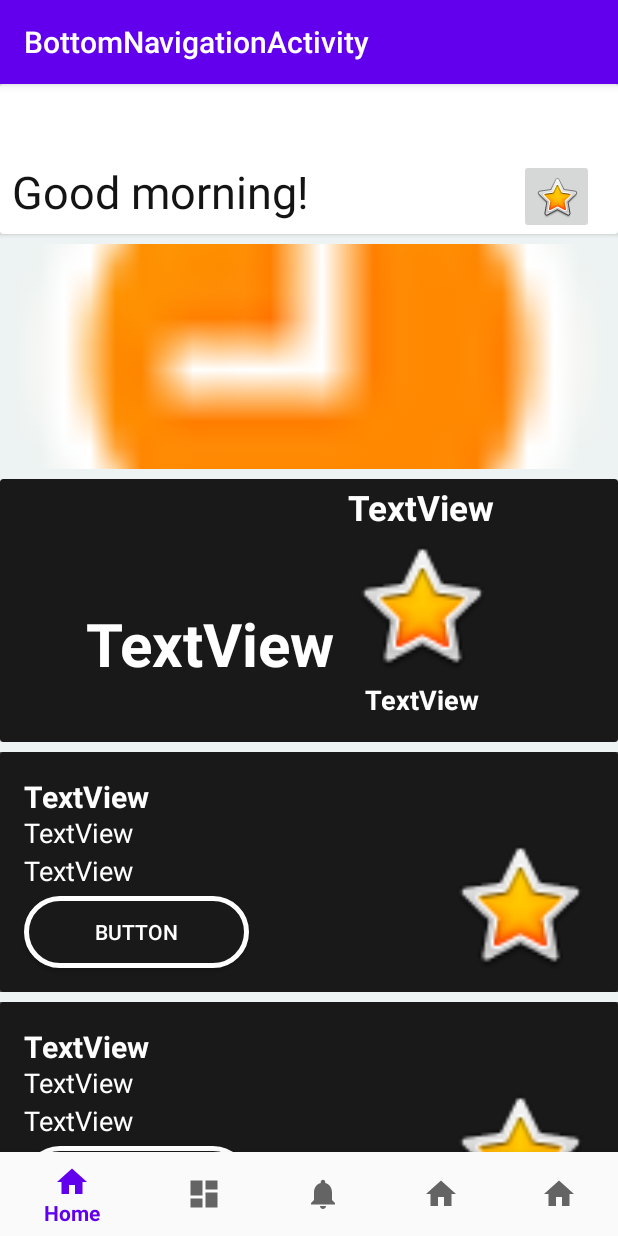
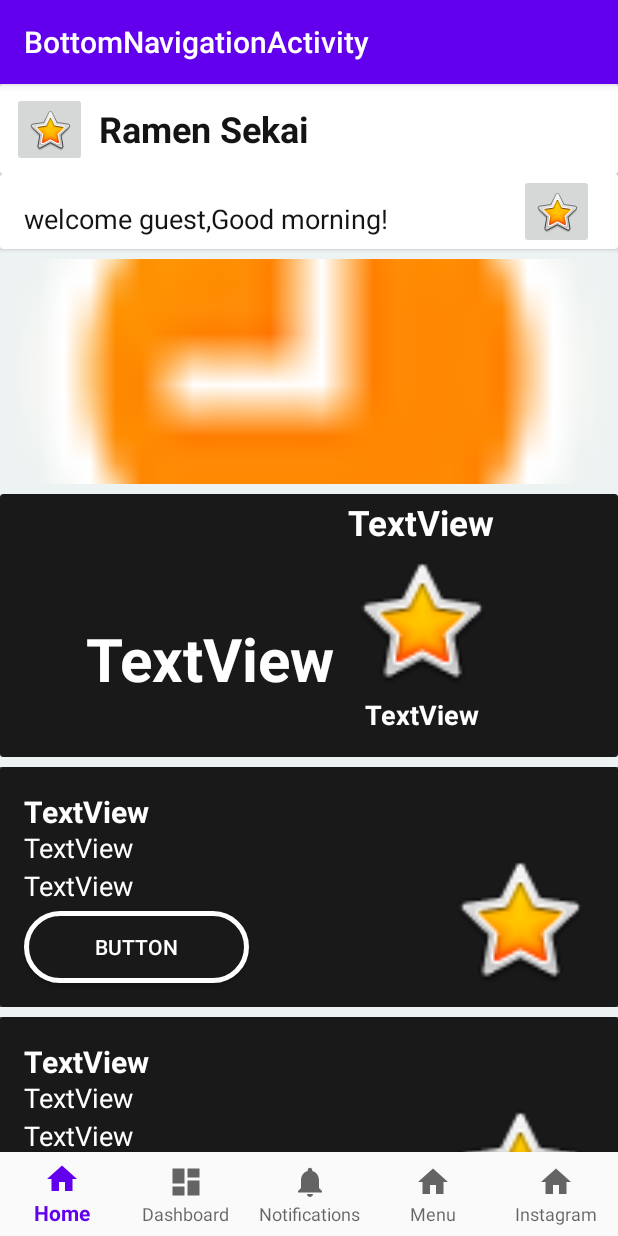
Before and after one commit to micoinfante/tsumugiya, an Android app: the screen it shows after launch (BottomNavigationActivity), on a phone screen of 412 x 824 dp. Run offline under Robolectric (Android 15) with nearby library versions, the phone set to English and light mode, and no system bars; our stand-ins replace Firebase (no records; nobody signed in at launch, a user with empty details on screens opened directly), navigation-ui; 1 statement that could not run was skipped.

```diff
--- a/app/src/main/java/com/ortech/shopapp/HomeScreen.kt
+++ b/app/src/main/java/com/ortech/shopapp/HomeScreen.kt
@@ -5,7 +5,6 @@ import android.util.Log
 import android.view.LayoutInflater
 import android.view.View
 import android.view.ViewGroup
-import androidx.appcompat.app.AppCompatActivity
 import androidx.fragment.app.Fragment
 import androidx.recyclerview.widget.LinearLayoutManager
 import androidx.recyclerview.widget.RecyclerView
@@ -13,7 +12,7 @@ import com.google.firebase.firestore.ktx.firestore
 import com.google.firebase.ktx.Firebase
 import com.ortech.shopapp.Adapters.HomeScreenAdapter
 import com.ortech.shopapp.Views.TopSpacingDecoration
-import kotlinx.android.synthetic.main.fragment_home.*
+import kotlinx.android.synthetic.main.activity_home_screen.*
 
 class HomeScreen : Fragment() {
 
@@ -25,9 +24,7 @@ class HomeScreen : Fragment() {
     Log.d("HomeScreen", "Setup Adapter")
     val db = Firebase.firestore
 
-        val view = inflater.inflate(R.layout.activity_home_screen, container, false)
-
-        return view
+    return inflater.inflate(R.layout.activity_home_screen, container, false)
   }
 
   override fun onViewCreated(view: View, savedInstanceState: Bundle?) {
@@ -41,35 +38,63 @@ class HomeScreen : Fragment() {
     }
     Log.d("RecyclerPosition", recyclerView?.scrollY.toString())
     recyclerView?.addOnScrollListener(object: RecyclerView.OnScrollListener(){
+
       override fun onScrolled(recyclerView: RecyclerView, dx: Int, dy: Int) {
         //                Log.d("RecyclerView", "Scrolled $dx $dy")
         val layoutManager = recyclerView.layoutManager
         val visibleItemCount = recyclerView.childCount
         val totalItemCount = recyclerView.itemDecorationCount
 
+
         if (recyclerView.getChildAt(0).top == 0) {
           Log.d("RecyclerView", "OnTop C")
-                    //                    actionBar?.show()
-                    //                    supportActionBar?.show()
+//          actionBar?.show()
+//          supportActionBar?.show()
+//          (activity as AppCompatActivity).supportActionBar?.show()
+          showNavigation()
         }
 
         if (dy <= 0) {
           Log.d("RecyclerView", "OnTop S")
-                    //                    actionBar?.show()
-                    //                    supportActionBar?.show()
+//          (activity as AppCompatActivity).supportActionBar?.show()
+
+//          actionBar?.show()
+//          supportActionBar?.show()
+          showNavigation()
         }
         if (dy > 0){
           //                    actionBar?.hide()
           //                    supportActionBar?.hide()
+//          (activity as AppCompatActivity).supportActionBar?.hide()
+          hideNavigation()
       }
         super.onScrolled(recyclerView, dx, dy)
       }
     })
   }
 
-//    override fun onCreate(savedInstanceState: Bundle?) {
-//        super.onCreate(savedInstanceState)
+
+  private fun hideNavigation() {
+//    if (homeRecyclerView.scrollState == RecyclerView.SCROLL_STATE_DRAGGING) {
+      navigationCardView.visibility = View.GONE
+//    }
+//    val transition = object:Fade() {
+//      override fun setDuration(duration: Long): androidx.transition.Transition {
+//        return super.setDuration(600)
+//      }
 //
+//      override fun addTarget(targetId: Int): androidx.transition.Transition {
+//        return super.addTarget(navigationCardView.id)
+//      }
 //    }
 
   }
+
+  private fun showNavigation() {
+//    if (homeRecyclerView.scrollState == RecyclerView.SCROLL_STATE_SETTLING || homeRecyclerView.scrollState == RecyclerView.SCROLL_STATE_IDLE) {
+      navigationCardView.visibility = View.VISIBLE
+//    }
+
+  }
+
+}
--- a/app/src/main/res/layout/activity_bottom_navigation.xml
+++ b/app/src/main/res/layout/activity_bottom_navigation.xml
@@ -12,6 +12,7 @@
         android:layout_width="0dp"
         android:layout_height="wrap_content"
         android:background="?android:attr/windowBackground"
+        app:labelVisibilityMode="labeled"
         app:layout_constraintBottom_toBottomOf="parent"
         app:layout_constraintEnd_toEndOf="parent"
         app:layout_constraintStart_toStartOf="parent"
--- a/app/src/main/res/layout/activity_home_screen.xml
+++ b/app/src/main/res/layout/activity_home_screen.xml
@@ -6,6 +6,92 @@
     android:layout_height="match_parent"
 
     tools:context=".HomeScreen">
+
+    <androidx.cardview.widget.CardView
+        android:id="@+id/navigationCardView"
+        android:layout_width="0dp"
+        android:layout_height="60dp"
+        android:animateLayoutChanges="true"
+        android:visibility="visible"
+        app:cardBackgroundColor="#FFFFFF"
+        app:layout_constraintEnd_toEndOf="parent"
+        app:layout_constraintStart_toStartOf="parent"
+        app:layout_constraintTop_toTopOf="parent">
+
+        <androidx.constraintlayout.widget.ConstraintLayout
+            android:layout_width="match_parent"
+            android:layout_height="match_parent">
+
+            <TextView
+                android:id="@+id/tvAppName"
+                android:layout_width="wrap_content"
+                android:layout_height="0dp"
+                android:layout_marginStart="8dp"
+                android:layout_marginLeft="8dp"
+                android:gravity="center|left|end"
+                android:text="Ramen Sekai"
+                android:textColor="#151414"
+                android:textSize="24sp"
+                android:textStyle="bold"
+                app:layout_constraintBottom_toBottomOf="parent"
+                app:layout_constraintStart_toEndOf="@+id/imageViewLogo"
+                app:layout_constraintTop_toTopOf="parent" />
+
+            <ImageButton
+                android:id="@+id/imageViewLogo"
+                android:layout_width="50dp"
+                android:layout_height="50dp"
+                android:layout_marginStart="8dp"
+                android:layout_marginLeft="8dp"
+                app:layout_constraintBottom_toBottomOf="parent"
+                app:layout_constraintStart_toStartOf="parent"
+                app:layout_constraintTop_toTopOf="parent"
+                app:srcCompat="@android:drawable/btn_star_big_on" />
+        </androidx.constraintlayout.widget.ConstraintLayout>
+
+    </androidx.cardview.widget.CardView>
+
+    <androidx.cardview.widget.CardView
+        android:id="@+id/headerCardView"
+        android:layout_width="0dp"
+        android:layout_height="50dp"
+        app:cardBackgroundColor="#FFFFFF"
+        app:layout_constraintEnd_toEndOf="parent"
+        app:layout_constraintStart_toStartOf="parent"
+        app:layout_constraintTop_toBottomOf="@+id/navigationCardView">
+
+        <androidx.constraintlayout.widget.ConstraintLayout
+            android:layout_width="match_parent"
+            android:layout_height="match_parent">
+
+            <TextView
+                android:id="@+id/tvGreetings"
+                android:layout_width="wrap_content"
+                android:layout_height="0dp"
+                android:layout_marginStart="16dp"
+                android:layout_marginLeft="16dp"
+                android:layout_marginBottom="8dp"
+                android:gravity="bottom|left|end"
+                android:text="welcome guest,Good morning!"
+                android:textColor="#151414"
+                android:textSize="18sp"
+                app:layout_constraintBottom_toBottomOf="parent"
+                app:layout_constraintStart_toStartOf="parent"
+                app:layout_constraintTop_toTopOf="parent" />
+
+            <ImageButton
+                android:id="@+id/imageVie"
+                android:layout_width="50dp"
+                android:layout_height="50dp"
+                android:layout_marginEnd="16dp"
+                android:layout_marginRight="16dp"
+                app:layout_constraintBottom_toBottomOf="parent"
+                app:layout_constraintEnd_toEndOf="parent"
+                app:layout_constraintTop_toTopOf="parent"
+                app:srcCompat="@android:drawable/btn_star_big_on" />
+        </androidx.constraintlayout.widget.ConstraintLayout>
+
+    </androidx.cardview.widget.CardView>
 
     <androidx.recyclerview.widget.RecyclerView
         android:id="@+id/homeRecyclerView"
@@ -16,46 +102,8 @@
         app:layout_constraintBottom_toBottomOf="parent"
         app:layout_constraintEnd_toEndOf="parent"
         app:layout_constraintStart_toStartOf="parent"
-        app:layout_constraintTop_toBottomOf="@+id/cardView" />
+        app:layout_constraintTop_toBottomOf="@+id/headerCardView">
 
-    <androidx.cardview.widget.CardView
-        android:id="@+id/cardView"
-        android:layout_width="0dp"
-        android:layout_height="100dp"
-        app:cardBackgroundColor="#FFFFFF"
-        app:layout_constraintEnd_toEndOf="parent"
-        app:layout_constraintStart_toStartOf="parent"
-        app:layout_constraintTop_toTopOf="parent">
+    </androidx.recyclerview.widget.RecyclerView>
 
-        <androidx.constraintlayout.widget.ConstraintLayout
-            android:layout_width="match_parent"
-            android:layout_height="match_parent">
-
-            <TextView
-                android:id="@+id/textView"
-                android:layout_width="283dp"
-                android:layout_height="0dp"
-                android:layout_marginStart="8dp"
-                android:layout_marginLeft="8dp"
-                android:layout_marginBottom="8dp"
-                android:gravity="bottom|left|end"
-                android:text="Good morning!"
-                android:textColor="#151414"
-                android:textSize="30sp"
-                app:layout_constraintBottom_toBottomOf="parent"
-                app:layout_constraintStart_toStartOf="parent"
-                app:layout_constraintTop_toTopOf="parent" />
-
-            <ImageButton
-                android:id="@+id/imageButton"
-                android:layout_width="50dp"
-                android:layout_height="50dp"
-                android:layout_marginEnd="16dp"
-                android:layout_marginRight="16dp"
-                app:layout_constraintBottom_toBottomOf="parent"
-                app:layout_constraintEnd_toEndOf="parent"
-                app:srcCompat="@android:drawable/btn_star_big_on" />
-        </androidx.constraintlayout.widget.ConstraintLayout>
-
-    </androidx.cardview.widget.CardView>
 </androidx.constraintlayout.widget.ConstraintLayout>
--- a/app/src/main/res/menu/bottom_nav_menu.xml
+++ b/app/src/main/res/menu/bottom_nav_menu.xml
@@ -1,5 +1,6 @@
 <?xml version="1.0" encoding="utf-8"?>
-<menu xmlns:tools="http://schemas.android.com/tools"
+<menu xmlns:app="http://schemas.android.com/apk/res-auto"
+    xmlns:tools="http://schemas.android.com/tools"
     xmlns:android="http://schemas.android.com/apk/res/android">
 
     <item
@@ -10,7 +11,8 @@
     <item
         android:id="@+id/navigation_customer_qr"
         android:icon="@drawable/ic_dashboard_black_24dp"
-        android:title="@string/title_dashboard" />
+        android:title="@string/title_dashboard"
+        app:showAsAction="withText" />
 
     <item
         android:id="@+id/navigation_store_tabs"
@@ -19,11 +21,11 @@
     <item
         android:id="@+id/navigation_menu_category"
         android:icon="@drawable/ic_home_black_24dp"
-        android:title="Menu"
-         />
+        android:title="@string/navigation_title_menu"
+        app:showAsAction="withText" />
     <item
-        android:id="@+id/navigation_menu_category"
+        android:id="@+id/navigation_instagram"
         android:icon="@drawable/ic_home_black_24dp"
-        android:title="Instagram"
+        android:title="@string/navigation_title_instagram"
         tools:ignore="DuplicateIds" />
 </menu>
--- a/app/src/main/res/navigation/mobile_navigation.xml
+++ b/app/src/main/res/navigation/mobile_navigation.xml
@@ -41,4 +41,9 @@
         android:name="com.ortech.shopapp.MenuFragment"
         android:label="fragment_menu"
         tools:layout="@layout/fragment_menu" />
+    <fragment
+        android:id="@+id/navigation_instagram"
+        android:name="com.ortech.shopapp.InstagramFragment"
+        android:label="fragment_instagram"
+        tools:layout="@layout/fragment_instagram" />
 </navigation>
--- a/app/src/main/res/values/strings.xml
+++ b/app/src/main/res/values/strings.xml
@@ -18,4 +18,9 @@
     <string name="home_second">Home Second</string>
     <string name="title_activity_store_tab_list">StoreTabListActivity</string>
     <string name="title_activity_store_map_view">Map</string>
+    <string name="navigation_title_menu">Menu</string>
+    <string name="navigation_title_instagram">Instagram</string>
+
+    <string name="instagram_domain">instagram.com</string>
+    <string name="instagram_url">https://www.instagram.com/explore/tags/ramensekai</string>
 </resources>
```
Also changed, not shown: app/src/main/java/com/ortech/shopapp/BottomNavigationActivity.kt (+8 -4 lines), app/src/main/java/com/ortech/shopapp/InstagramFragment.kt (added, +42 -0 lines), app/src/main/res/layout/activity_customer_qr_code.xml (+12 -0 lines), app/src/main/res/layout/fragment_instagram.xml (added, +14 -0 lines). Lines whose indentation alone changed are shown as unchanged.
